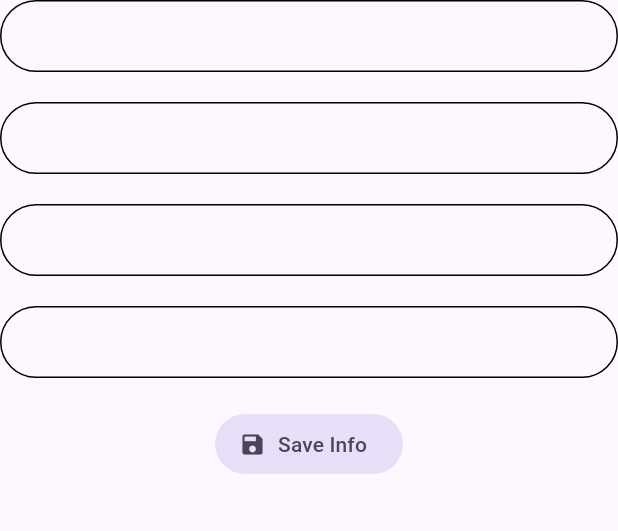
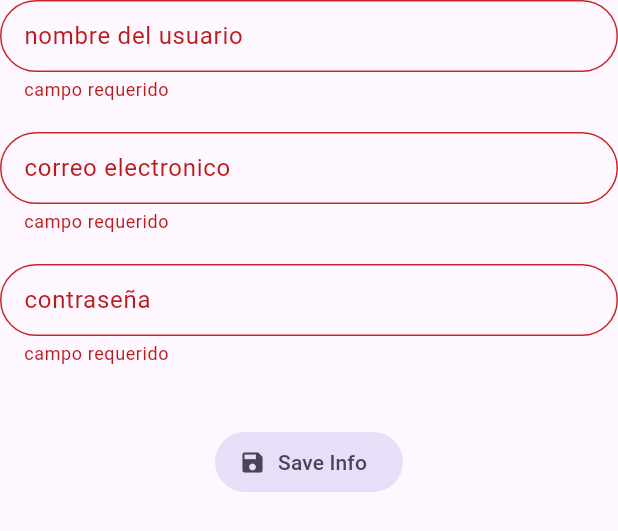
Before and after one commit to DavidArmenta/formulario_armenta, a Flutter app: the RegisterForm widget shown alone on an empty page, opened directly, after a tap on "Save Info", on a phone screen of 412 x 824 dp. Shown: the top 531 px of the screen. Run offline on Flutter 3.47's test engine with Material 3 defaults, Android fonts, the phone set to English and light mode, and no system bars; our stand-ins replace go_router.

Commit message:
se modificaron los textformfield

```diff
--- a/lib/config/router/theme/app_theme.dart
+++ b/lib/config/router/theme/app_theme.dart
@@ -8,5 +8,6 @@ class AppTheme {
         useMaterial3: true,
         colorSchemeSeed: seedColor,
         listTileTheme: const ListTileThemeData(iconColor: seedColor));
+
   }
 }
--- a/lib/presentation/widgets/registerForm.dart
+++ b/lib/presentation/widgets/registerForm.dart
@@ -8,31 +8,82 @@ class RegisterForm extends StatefulWidget {
 }
 
 class _RegisterFormState extends State<RegisterForm> {
+  final GlobalKey<FormState> _fromkey = GlobalKey<FormState>();
+  String userName = '';
+  String email= '';
+  String password = '';
   @override
   Widget build(BuildContext context) {
-    return Form(child: Column(
+    return Form(
+      key: _fromkey,
+      child:
+      Column(
       children: [
-      const CustomTextFormfield(),
+        CustomTextFormfield(
+        label: 'nombre del usuario',
+        onChanged: (value)=> userName= value,
+        validator: (value){
+          if(value== null || value.isEmpty) {
+          return'campo requerido ';
+          }
+          return null;
+
+        },
+      ),
       const SizedBox(
         height: 20,
       ),
-      const CustomTextFormfield(),
+        CustomTextFormfield(
+        label: 'correo electronico',
+        onChanged: (value)=> email= value,
+        validator: (value){
+          if(value== null || value.trim().isEmpty){
+          return'campo requerido ';}
+
+          final emailRegExp = RegExp(
+                r'^[\w-\.]+@([\w-]+\.)+[\w-]{2,4}$',
+              );
+          if(!emailRegExp.hasMatch(value)){return 'no tiene el formato requerido';}
+          return null;
+
+        },
+      ),
       const SizedBox(
         height: 20,
       ),
-      const CustomTextFormfield(),
+        CustomTextFormfield(
+        label: 'contraseña',
+        onChanged: (value)=> password= value,
+        obscureText: true,
+        validator: (value){
+          if(value== null || value.trim().isEmpty){
+          return'campo requerido ';}
+
+          final emailRegExp = RegExp(
+                r'^[\w-\.]+@([\w-]+\.)+[\w-]{2,4}$',
+              );
+          if(!emailRegExp.hasMatch(value))
+          {return 'no tiene el formato requerido';}
+          return null;
+        },
+      ),
       const SizedBox(
         height: 20,
       ),
-      const CustomTextFormfield(),
       const SizedBox(
         height: 20,
       ),
       FilledButton.tonalIcon(
-                onPressed:(){},
+                onPressed:(){
+                  final isValid = _fromkey.currentState!.validate();
+                  print(isValid);
+                  print(_fromkey.currentState!);
+                  if(!isValid) return;
+                  print('$userName,$password,$email');
+                },
                 icon: const Icon(Icons.save),
                 label: const Text('Save Info')),
+    ],));
 
-    ],));
   }
 }
```
